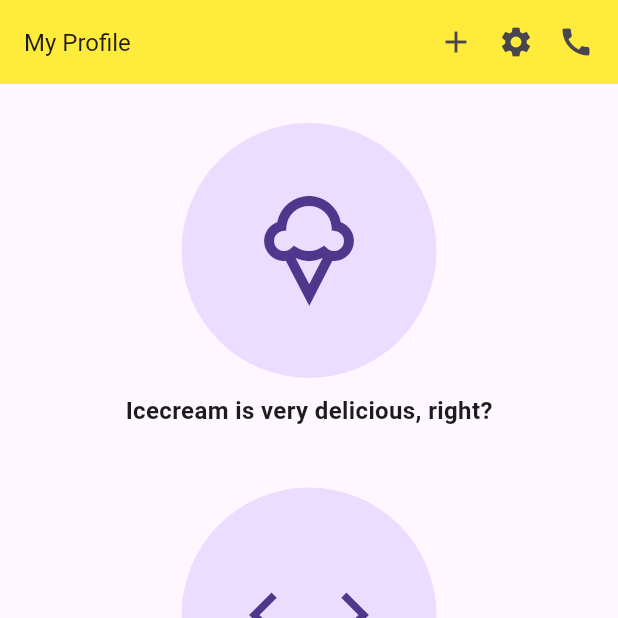
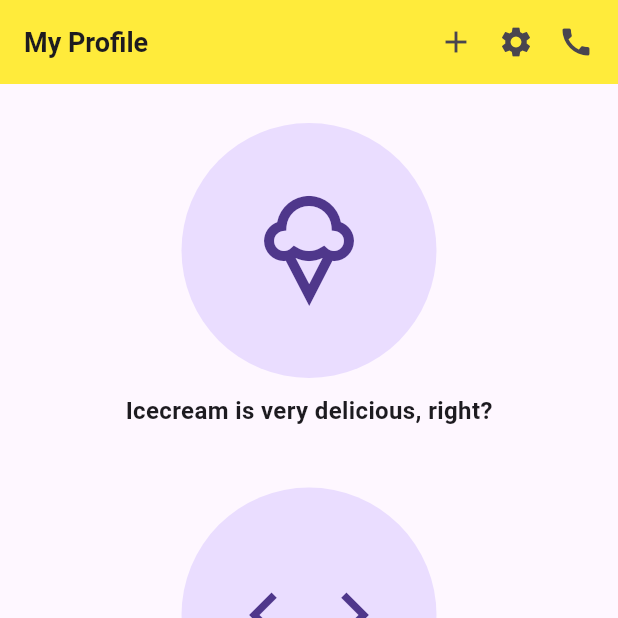
Before and after one commit to jahangirsim/module10_assignment, a Flutter app: the screen it shows after launch, on a phone screen of 412 x 824 dp, the top half of it. Run offline on Flutter 3.47's test engine with Material 3 defaults, Android fonts, the phone set to English and light mode, and no system bars.

Commit message:
Module 10 assignment

```diff
--- a/lib/module10_assignment_screen.dart
+++ b/lib/module10_assignment_screen.dart
@@ -13,7 +13,7 @@ class Module10AssignmentScreen extends StatelessWidget {
         centerTitle: false,
         title: const Text(
           "My Profile",
-          style: TextStyle(fontSize: 16),
+          style: TextStyle(fontSize: 18, fontWeight: FontWeight.bold),
         ),
         actions: const [
           Icon(Icons.add),
```
